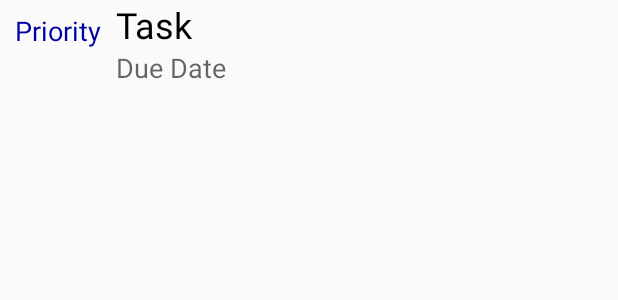
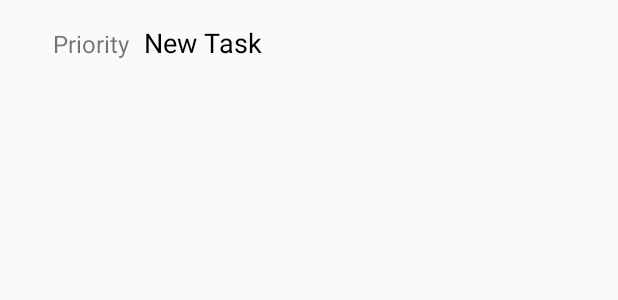
Before and after one commit to psdewar2/ToDo, an Android app: the layout item_todo.xml on its own in the app's theme, with its tools: preview values and no code run, on a phone screen of 412 x 824 dp. Shown: the top 300 px of the screen. Run offline under Robolectric (Android 15) with nearby library versions, the phone set to English and light mode, and no system bars.

Commit message:
Updated UI to distinguish low, normal, and high priority todo items

```diff
--- a/app/src/main/java/com/psd/todo/AddItemFragment.java
+++ b/app/src/main/java/com/psd/todo/AddItemFragment.java
@@ -67,12 +67,12 @@ public class AddItemFragment extends DialogFragment {
         newItemEditText.requestFocus();
 
         RadioGroup radioGroup = (RadioGroup) view.findViewById(R.id.radioGroup);
+        priority = ToDoItem.Priority.NORMAL; //makes normal priority the default
         radioGroup.setOnCheckedChangeListener(new RadioGroup.OnCheckedChangeListener() {
             @Override
             public void onCheckedChanged(RadioGroup group, int checkedId) {
                 if (checkedId == R.id.lowPriority) priority = ToDoItem.Priority.LOW;
-                else if (checkedId == R.id.normPriority) priority = ToDoItem.Priority.NORMAL;
-                else priority = ToDoItem.Priority.HIGH;
+                if (checkedId == R.id.highPriority) priority = ToDoItem.Priority.HIGH;
                 Toast.makeText(getContext(), "P is now " + priority.toString(), Toast.LENGTH_SHORT).show();
             }
         });
--- a/app/src/main/res/layout/content_to_do.xml
+++ b/app/src/main/res/layout/content_to_do.xml
@@ -4,10 +4,8 @@
     xmlns:tools="http://schemas.android.com/tools"
     android:layout_width="match_parent"
     android:layout_height="match_parent"
-    android:paddingBottom="@dimen/activity_vertical_margin"
-    android:paddingLeft="@dimen/activity_horizontal_margin"
-    android:paddingRight="@dimen/activity_horizontal_margin"
-    android:paddingTop="@dimen/activity_vertical_margin"
+    android:paddingBottom="@dimen/recycler_vertical_margin"
+    android:paddingTop="@dimen/recycler_vertical_margin"
     app:layout_behavior="@string/appbar_scrolling_view_behavior"
     tools:context="com.psd.todo.ToDoActivity"
     tools:showIn="@layout/activity_to_do">
--- a/app/src/main/res/layout/item_todo.xml
+++ b/app/src/main/res/layout/item_todo.xml
@@ -1,40 +1,35 @@
 <?xml version="1.0" encoding="utf-8"?>
-<RelativeLayout xmlns:android="http://schemas.android.com/apk/res/android"
-    android:layout_width="wrap_content"
-    android:layout_height="wrap_content">
+<LinearLayout
+    xmlns:android="http://schemas.android.com/apk/res/android"
+    android:background="?android:attr/selectableItemBackground"
+    android:layout_width="match_parent"
+    android:layout_height="wrap_content"
+    android:paddingTop="@dimen/activity_vertical_margin"
+    android:paddingBottom="@dimen/activity_vertical_margin"
+    android:orientation="horizontal"
+    android:weightSum="1">
+
     <TextView
-        android:id="@+id/task"
-        android:layout_width="wrap_content"
+        android:id="@+id/priority"
+        android:layout_width="0dp"
         android:layout_height="wrap_content"
-        android:textSize="24sp"
-        android:textColor="#000"
-        android:text="Task"
-        android:layout_alignParentTop="true"
-        android:layout_toRightOf="@+id/priority"
-        android:layout_toEndOf="@+id/priority"
+        android:gravity="end"
+        android:textSize="16sp"
+        android:layout_weight="0.2"
+        android:text="@string/priority"
         android:layout_marginLeft="10dp"
         android:layout_marginStart="10dp" />
 
     <TextView
-        android:id="@+id/dueDate"
-        android:layout_width="wrap_content"
+        android:id="@+id/task"
+        android:layout_width="0dp"
         android:layout_height="wrap_content"
-        android:textAppearance="?android:attr/textAppearanceMedium"
-        android:text="@string/dueDate"
-        android:layout_below="@+id/task"
-        android:layout_alignLeft="@+id/task"
-        android:layout_alignStart="@+id/task" />
-
-    <TextView
-        android:id="@+id/priority"
-        android:layout_width="wrap_content"
-        android:layout_height="wrap_content"
-        android:textAppearance="?android:attr/textAppearanceMedium"
-        android:text="@string/priority"
-        android:textColor="#0000A2"
-        android:layout_gravity="left"
-        android:layout_above="@+id/dueDate"
+        android:layout_weight="0.8"
+        android:textSize="18sp"
+        android:textColor="#000"
+        android:text="@string/newTask"
         android:layout_marginLeft="10dp"
-        android:layout_marginStart="10dp" />
-
-</RelativeLayout>
+        android:layout_marginEnd="10dp"
+        android:layout_marginStart="10dp"
+        android:layout_marginRight="10dp"/>
+</LinearLayout>
--- a/app/src/main/res/values/dimens.xml
+++ b/app/src/main/res/values/dimens.xml
@@ -2,5 +2,7 @@
     <!-- Default screen margins, per the Android Design guidelines. -->
     <dimen name="activity_horizontal_margin">16dp</dimen>
     <dimen name="activity_vertical_margin">16dp</dimen>
+    <dimen name="recycler_horizontal_margin">4dp</dimen>
+    <dimen name="recycler_vertical_margin">4dp</dimen>
     <dimen name="fab_margin">16dp</dimen>
 </resources>
--- a/app/src/main/res/values/strings.xml
+++ b/app/src/main/res/values/strings.xml
@@ -7,6 +7,7 @@
     <string name="dueDate">Due Date</string>
     <string name="title_activity_to_do">ToDo</string>
     <string name="newTask">New Task</string>
+    <string name="task">Task</string>
     <string name="priority">Priority</string>
     <string name="low">Low</string>
     <string name="normal">Normal</string>
```
Also changed, not shown: app/src/main/java/com/psd/todo/ToDoActivity.java (+12 -6 lines), app/src/main/java/com/psd/todo/ToDoAdapter.java (+24 -0 lines), app/src/main/java/com/psd/todo/ToDoItem.java (+8 -8 lines).
